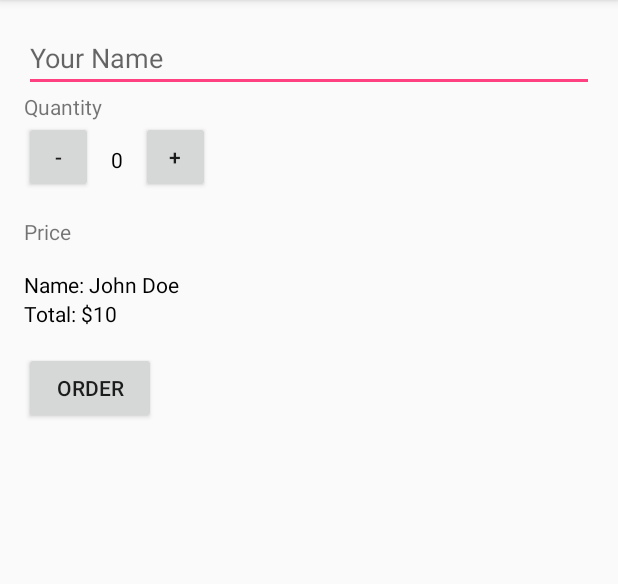
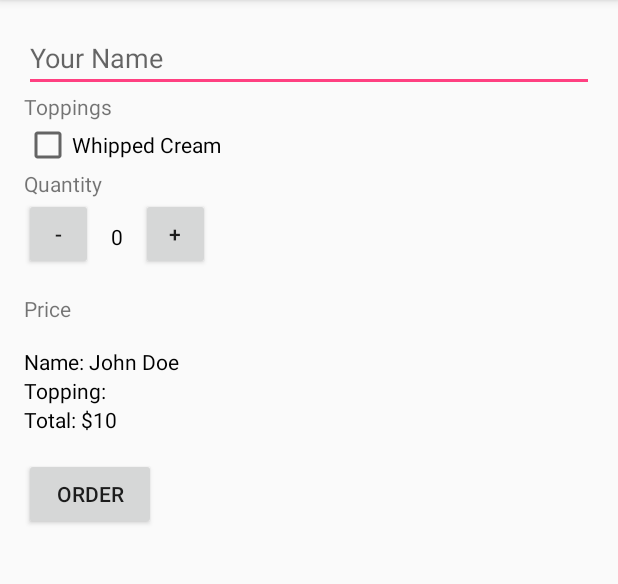
Before and after one commit to mochadwi/iak-order-coffee-app, an Android app: the screen it shows after launch (MainActivity), on a phone screen of 412 x 824 dp, the part 84-668 px from its top. Run offline under Robolectric (Android 15) with nearby library versions, the phone set to English and light mode, and no system bars.

Commit message:
[Add] CheckBox placeholder for toppings

```diff
--- a/app/src/main/java/id/co/iak/part4orderapp/MainActivity.java
+++ b/app/src/main/java/id/co/iak/part4orderapp/MainActivity.java
@@ -4,6 +4,7 @@ import android.os.Bundle;
 import android.support.v7.app.AppCompatActivity;
 import android.view.View;
 import android.widget.Button;
+import android.widget.CheckBox;
 import android.widget.EditText;
 import android.widget.TextView;
 
@@ -12,13 +13,18 @@ public class MainActivity extends AppCompatActivity {
     // Views
     private EditText edtName;
     private TextView txtQuantity;
+    private CheckBox cbToppingWhippedCream;
     private Button btnIncrement;
     private Button btnDecrement;
     private Button btnOrder;
+
+    // Output
     private TextView txtName;
+    private TextView txtTopping;
     private TextView txtPrice;
 
     // Data
+    private String topping = "";
     private int quantity = 0;
 
     @Override
@@ -39,6 +45,7 @@ public class MainActivity extends AppCompatActivity {
         btnDecrement = (Button) findViewById(R.id.btn_substract);
         btnOrder = (Button) findViewById(R.id.btn_order);
         txtName = (TextView) findViewById(R.id.txt_name);
+        txtTopping = (TextView) findViewById(R.id.txt_topping);
         txtPrice = (TextView) findViewById(R.id.txt_price);
 
         displayQuantity(quantity);
@@ -94,6 +101,6 @@ public class MainActivity extends AppCompatActivity {
      */
     private void display(int price) {
         txtName.setText("Name: " + edtName.getText().toString());
-        txtPrice.setText("Total: $" + price);
+   if (cbToppingWhippedCream.isChecked()) txtTopping.setText("Whipped Cream");     txtPrice.setText("Total: $" + price);
     }
 }
--- a/app/src/main/res/layout/activity_main.xml
+++ b/app/src/main/res/layout/activity_main.xml
@@ -17,10 +17,24 @@
         android:hint="Your Name" />
 
     <TextView
+        android:id="@+id/txt_desc_topping"
+        android:layout_width="wrap_content"
+        android:layout_height="wrap_content"
+        android:layout_below="@id/edt_name"
+        android:text="Toppings" />
+
+    <android.support.v7.widget.AppCompatCheckBox
+        android:id="@+id/cb_whippedcream"
+        android:layout_width="wrap_content"
+        android:layout_height="wrap_content"
+        android:layout_below="@id/txt_desc_topping"
+        android:text="Whipped Cream" />
+
+    <TextView
         android:id="@+id/txt_desc_quantity"
         android:layout_width="wrap_content"
         android:layout_height="wrap_content"
-        android:layout_below="@id/edt_name"
+        android:layout_below="@id/cb_whippedcream"
         android:text="Quantity" />
 
     <Button
@@ -70,10 +84,18 @@
         android:textColor="#000" />
 
     <TextView
+        android:id="@+id/txt_topping"
+        android:layout_width="wrap_content"
+        android:layout_height="wrap_content"
+        android:layout_below="@id/txt_name"
+        android:text="Topping: "
+        android:textColor="#000" />
+
+    <TextView
         android:id="@+id/txt_price"
         android:layout_width="wrap_content"
         android:layout_height="wrap_content"
-        android:layout_below="@id/txt_name"
+        android:layout_below="@id/txt_topping"
         android:text="Total: $10"
         android:textColor="#000" />
 
```
